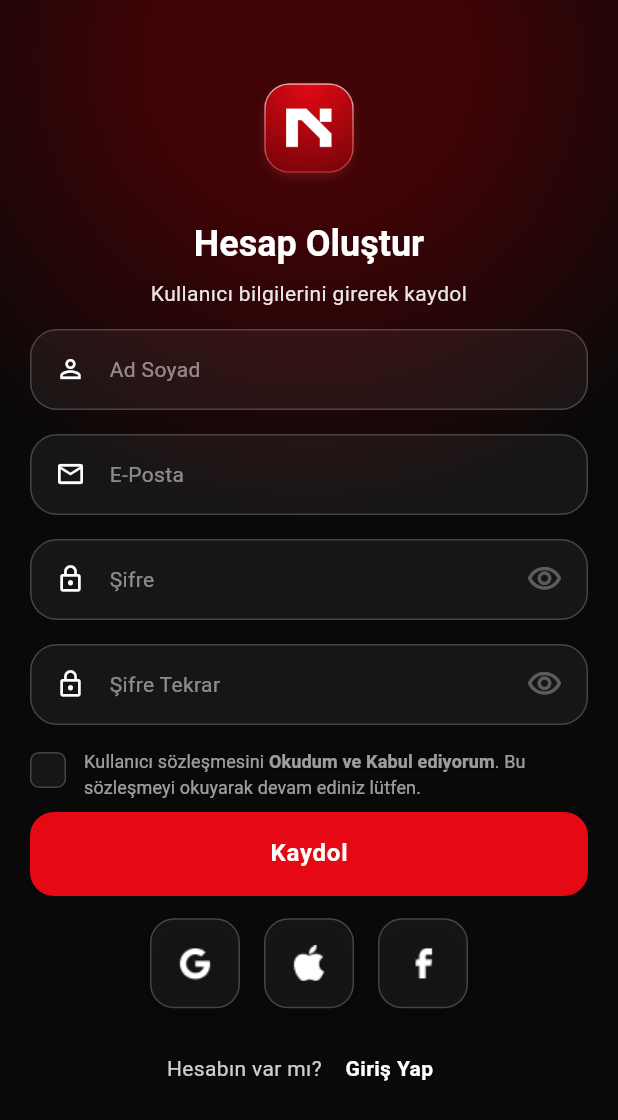
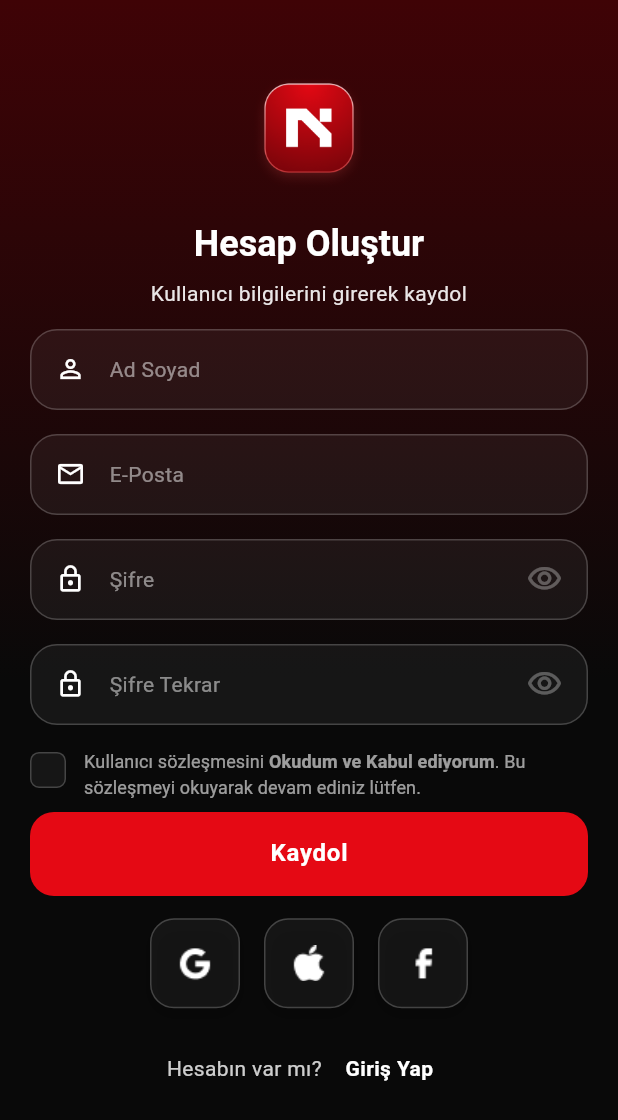
Before and after one commit to HakanEmikk/nl_flutter_junior_case, a Flutter app: the RegisterView screen opened by its route, on a phone screen of 412 x 824 dp. Shown: the top 1120 px of the screen. Run offline on Flutter 3.47's test engine with Material 3 defaults, Android fonts, the light colour scheme and no system bars; our stand-ins replace dio, flutter_riverpod, lottie, shared_preferences; accounts and stored records are empty; Roboto replaces fonts that are missing (InstrumentSans).

Commit message:
app_colors update

```diff
--- a/lib/core/constants/app_colors.dart
+++ b/lib/core/constants/app_colors.dart
@@ -24,12 +24,15 @@ class AppColors {
   // Others
   static const Color white = Color(0xFFFFFFFF);
   static const Color black = Color(0xFF000000);
+  static const Color gradientBlack = Color(0xFF090909);
+  static const Color navBarItemgraientColor = Color(0xFFE50914);
+  static const Color navBarItemgraientColor2 = Color(0xFF7F050B);
+  static const Color bottomSheetButton = Color(0xFFB2040C);
   //Gradients
-  static const RadialGradient primaryGradient = RadialGradient(
-    colors: [Color(0xFF3F0306), Color(0xFF090909)],
-    stops: [0.2, 0.60],
-    center: Alignment(0.0, -0.9),
-    radius: 1.25,
-    tileMode: TileMode.clamp,
+  static const LinearGradient primaryGradient = LinearGradient(
+    colors: [Color(0xFF3F0306), gradientBlack],
+    stops: [0.0, 0.55],
+    begin: AlignmentGeometry.topCenter,
+    end: AlignmentGeometry.bottomCenter,
   );
 }
```
